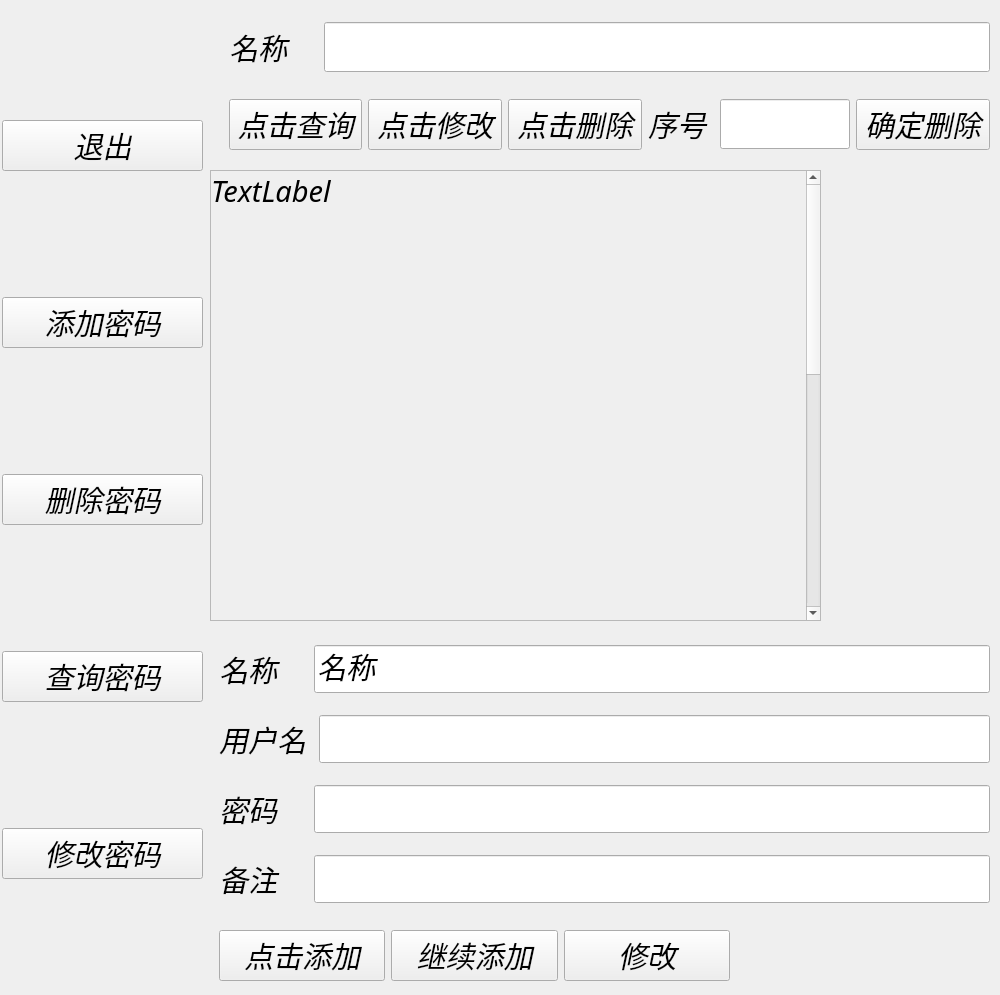
Qt form ui/code.ui (fengyangdong/python-gui-passwordStorage) before a commit.
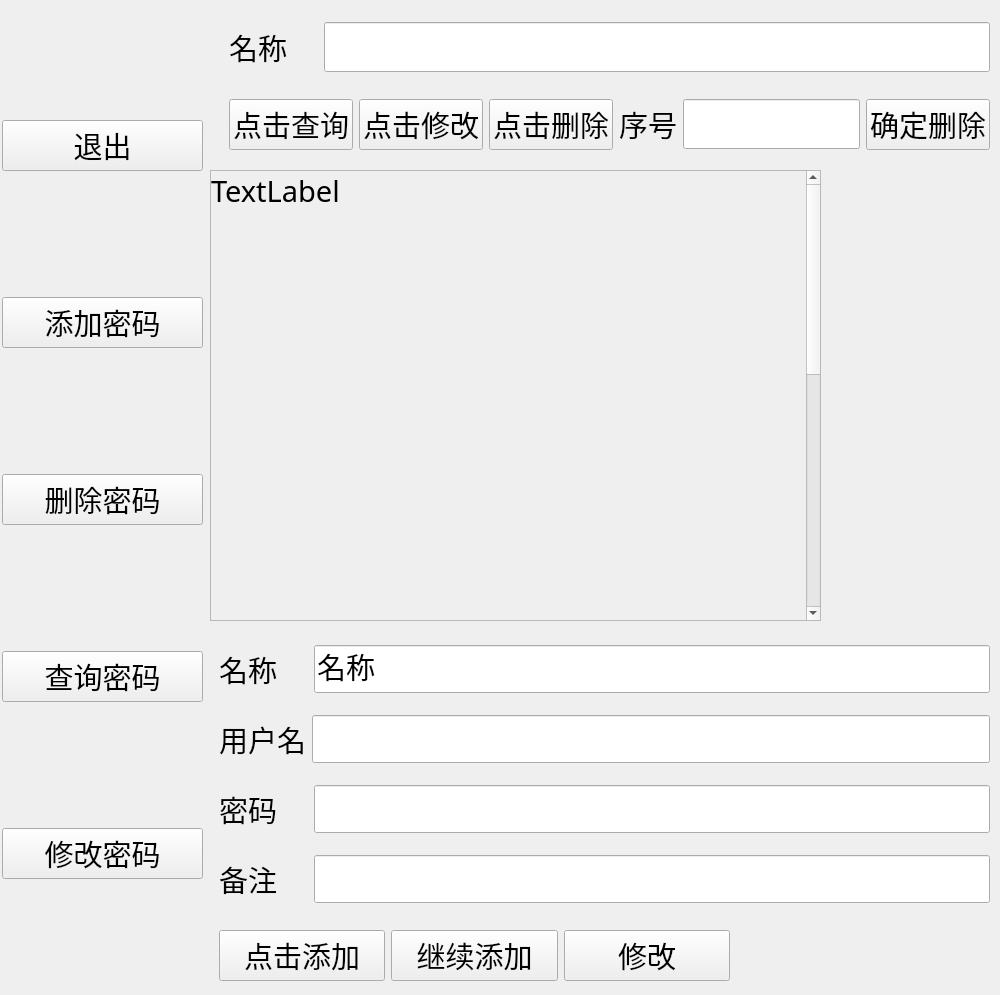
The same form after that commit.

Patch:
```diff
--- a/ui/code.ui
+++ b/ui/code.ui
@@ -16,6 +16,11 @@
     <height>500000</height>
    </size>
   </property>
+  <property name="font">
+   <font>
+    <italic>false</italic>
+   </font>
+  </property>
   <property name="windowTitle">
    <string>密码操作</string>
   </property>
@@ -28,6 +33,11 @@
      <height>371</height>
     </rect>
    </property>
+   <property name="font">
+    <font>
+     <italic>false</italic>
+    </font>
+   </property>
    <widget class="QWidget" name="layoutWidget">
     <property name="geometry">
      <rect>
@@ -37,6 +47,11 @@
       <height>291</height>
      </rect>
     </property>
+    <property name="font">
+     <font>
+      <italic>false</italic>
+     </font>
+    </property>
     <layout class="QVBoxLayout" name="verticalLayout_2">
      <item>
       <layout class="QHBoxLayout" name="horizontalLayout">
@@ -46,7 +61,7 @@
           <font>
            <family>得意黑</family>
            <pointsize>22</pointsize>
-           <italic>true</italic>
+           <italic>false</italic>
           </font>
          </property>
          <property name="lineWidth">
@@ -63,7 +78,7 @@
           <font>
            <family>得意黑</family>
            <pointsize>22</pointsize>
-           <italic>true</italic>
+           <italic>false</italic>
           </font>
          </property>
          <property name="text">
@@ -81,7 +96,7 @@
           <font>
            <family>得意黑</family>
            <pointsize>22</pointsize>
-           <italic>true</italic>
+           <italic>false</italic>
           </font>
          </property>
          <property name="text">
@@ -95,7 +110,7 @@
           <font>
            <family>得意黑</family>
            <pointsize>22</pointsize>
-           <italic>true</italic>
+           <italic>false</italic>
           </font>
          </property>
         </widget>
@@ -110,7 +125,7 @@
           <font>
            <family>得意黑</family>
            <pointsize>22</pointsize>
-           <italic>true</italic>
+           <italic>false</italic>
           </font>
          </property>
          <property name="text">
@@ -139,7 +154,7 @@
           <font>
            <family>得意黑</family>
            <pointsize>22</pointsize>
-           <italic>true</italic>
+           <italic>false</italic>
           </font>
          </property>
          <property name="text">
@@ -171,6 +186,11 @@
       <height>71</height>
      </rect>
     </property>
+    <property name="font">
+     <font>
+      <italic>false</italic>
+     </font>
+    </property>
     <layout class="QHBoxLayout" name="horizontalLayout_7">
      <item>
       <widget class="QPushButton" name="button_add_2">
@@ -178,7 +198,7 @@
         <font>
          <family>得意黑</family>
          <pointsize>22</pointsize>
-         <italic>true</italic>
+         <italic>false</italic>
         </font>
        </property>
        <property name="text">
@@ -192,7 +212,7 @@
         <font>
          <family>得意黑</family>
          <pointsize>22</pointsize>
-         <italic>true</italic>
+         <italic>false</italic>
         </font>
        </property>
        <property name="text">
@@ -206,7 +226,7 @@
         <font>
          <family>得意黑</family>
          <pointsize>22</pointsize>
-         <italic>true</italic>
+         <italic>false</italic>
         </font>
        </property>
        <property name="text">
@@ -226,6 +246,11 @@
      <height>1001</height>
     </rect>
    </property>
+   <property name="font">
+    <font>
+     <italic>false</italic>
+    </font>
+   </property>
    <layout class="QVBoxLayout" name="verticalLayout">
     <item>
      <widget class="QPushButton" name="button_exit">
@@ -233,7 +258,7 @@
        <font>
         <family>得意黑</family>
         <pointsize>22</pointsize>
-        <italic>true</italic>
+        <italic>false</italic>
        </font>
       </property>
       <property name="text">
@@ -247,7 +272,7 @@
        <font>
         <family>得意黑</family>
         <pointsize>22</pointsize>
-        <italic>true</italic>
+        <italic>false</italic>
        </font>
       </property>
       <property name="text">
@@ -261,7 +286,7 @@
        <font>
         <family>得意黑</family>
         <pointsize>22</pointsize>
-        <italic>true</italic>
+        <italic>false</italic>
        </font>
       </property>
       <property name="text">
@@ -275,7 +300,7 @@
        <font>
         <family>得意黑</family>
         <pointsize>22</pointsize>
-        <italic>true</italic>
+        <italic>false</italic>
        </font>
       </property>
       <property name="text">
@@ -289,7 +314,7 @@
        <font>
         <family>得意黑</family>
         <pointsize>22</pointsize>
-        <italic>true</italic>
+        <italic>false</italic>
        </font>
       </property>
       <property name="text">
@@ -308,6 +333,11 @@
      <height>451</height>
     </rect>
    </property>
+   <property name="font">
+    <font>
+     <italic>false</italic>
+    </font>
+   </property>
    <property name="widgetResizable">
     <bool>true</bool>
    </property>
@@ -339,7 +369,7 @@
       <font>
        <family>得意黑</family>
        <pointsize>22</pointsize>
-       <italic>true</italic>
+       <italic>false</italic>
       </font>
      </property>
      <property name="text">
@@ -366,6 +396,11 @@
      <height>161</height>
     </rect>
    </property>
+   <property name="font">
+    <font>
+     <italic>false</italic>
+    </font>
+   </property>
    <widget class="QWidget" name="layoutWidget">
     <property name="geometry">
      <rect>
@@ -375,6 +410,11 @@
       <height>56</height>
      </rect>
     </property>
+    <property name="font">
+     <font>
+      <italic>false</italic>
+     </font>
+    </property>
     <layout class="QHBoxLayout" name="horizontalLayout_5">
      <item>
       <widget class="QLabel" name="label_del">
@@ -382,7 +422,7 @@
         <font>
          <family>得意黑</family>
          <pointsize>22</pointsize>
-         <italic>true</italic>
+         <italic>false</italic>
         </font>
        </property>
        <property name="lineWidth">
@@ -424,6 +464,11 @@
       <height>71</height>
      </rect>
     </property>
+    <property name="font">
+     <font>
+      <italic>false</italic>
+     </font>
+    </property>
     <layout class="QHBoxLayout" name="horizontalLayout_6">
      <item>
       <widget class="QPushButton" name="button_end_search">
@@ -431,7 +476,7 @@
         <font>
          <family>得意黑</family>
          <pointsize>22</pointsize>
-         <italic>true</italic>
+         <italic>false</italic>
         </font>
        </property>
        <property name="text">
@@ -445,7 +490,7 @@
         <font>
          <family>得意黑</family>
          <pointsize>22</pointsize>
-         <italic>true</italic>
+         <italic>false</italic>
         </font>
        </property>
        <property name="text">
@@ -459,7 +504,7 @@
         <font>
          <family>得意黑</family>
          <pointsize>22</pointsize>
-         <italic>true</italic>
+         <italic>false</italic>
         </font>
        </property>
        <property name="text">
@@ -473,7 +518,7 @@
         <font>
          <family>得意黑</family>
          <pointsize>22</pointsize>
-         <italic>true</italic>
+         <italic>false</italic>
         </font>
        </property>
        <property name="text">
@@ -493,7 +538,7 @@
         <font>
          <family>得意黑</family>
          <pointsize>20</pointsize>
-         <italic>true</italic>
+         <italic>false</italic>
         </font>
        </property>
       </widget>
@@ -504,7 +549,7 @@
         <font>
          <family>得意黑</family>
          <pointsize>22</pointsize>
-         <italic>true</italic>
+         <italic>false</italic>
         </font>
        </property>
        <property name="text">
```
Left out of the diff: 6 changed lines with no effect on the pictures.
